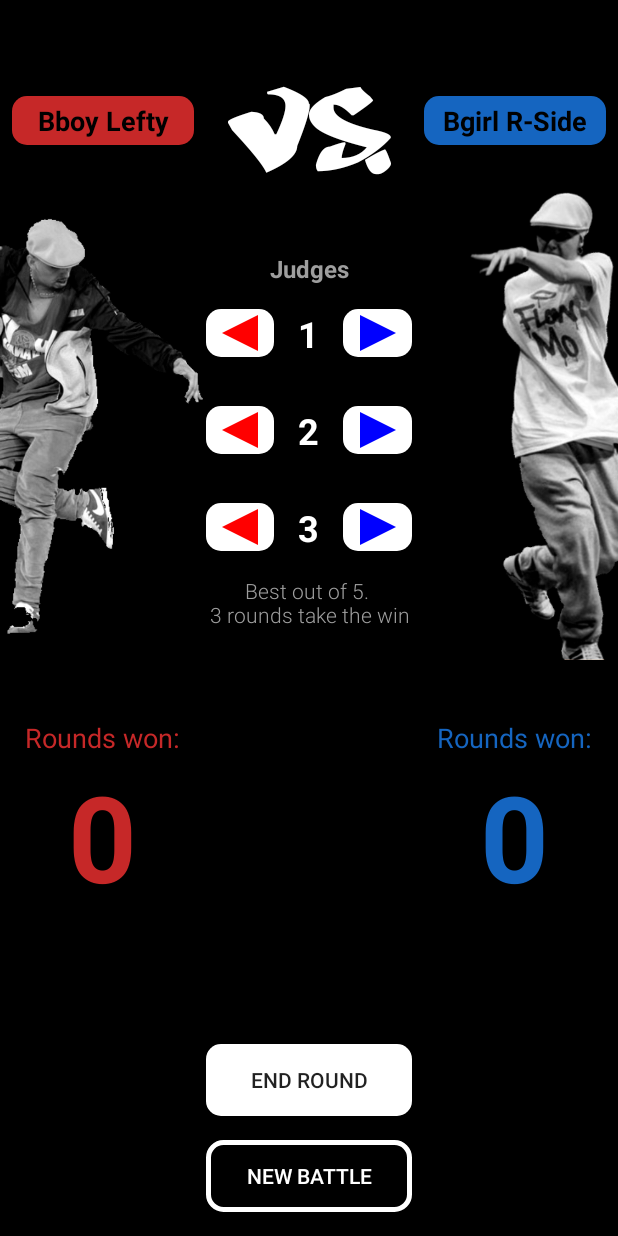
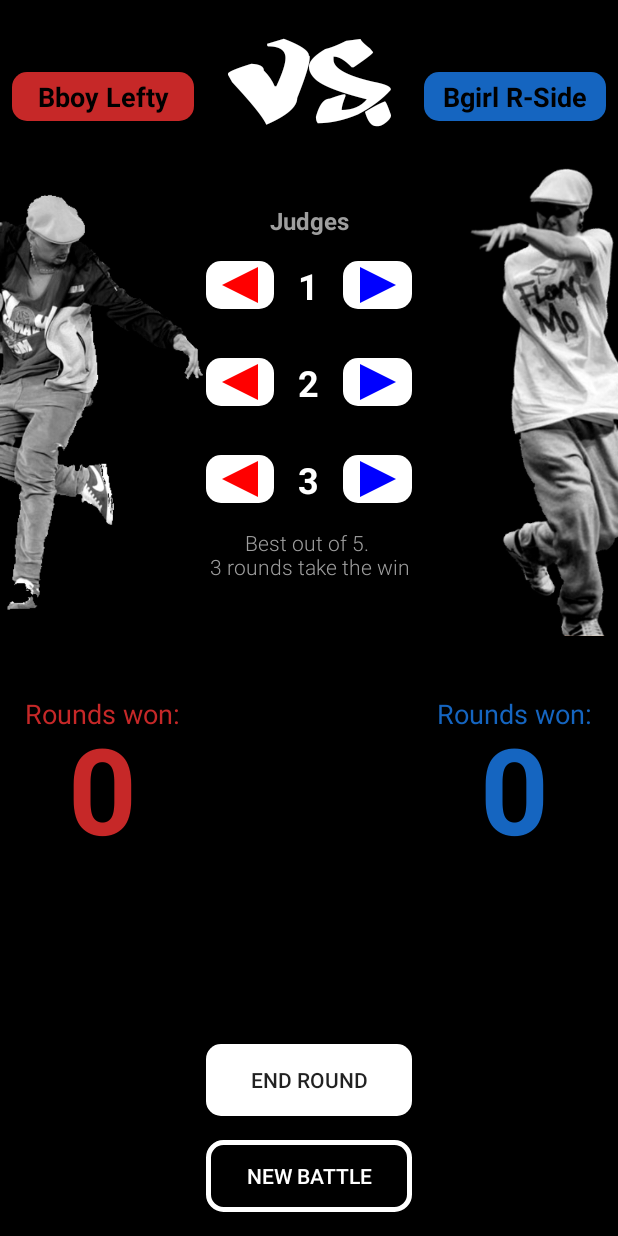
Before and after one commit to dnnsdvrs/BboyBattle, an Android app: the screen it shows after launch (MainActivity), on a phone screen of 412 x 824 dp. Run offline under Robolectric (Android 15) with nearby library versions, the phone set to English and light mode, and no system bars.

```diff
--- a/app/src/main/res/layout/activity_main.xml
+++ b/app/src/main/res/layout/activity_main.xml
@@ -7,7 +7,7 @@
     android:background="@color/colorPrimaryDark"
     android:orientation="horizontal"
     tools:context="com.example.android.counter2.MainActivity"
-    android:paddingTop="16dp">
+    >
 
     <LinearLayout
         android:layout_width="0dp"
@@ -47,6 +47,7 @@
             android:textSize="32sp" />
 
         <TextView
+            android:id="@+id/textRoundsWonLeft"
             android:layout_width="wrap_content"
             android:layout_height="wrap_content"
             android:layout_gravity="center"
@@ -55,11 +56,12 @@
             android:textSize="18sp" />
 
         <TextView
-            android:id="@+id/textRoundsWonLeft"
+            android:id="@+id/textNumberLeft"
             android:layout_width="wrap_content"
             android:layout_height="wrap_content"
             android:layout_gravity="center"
             android:text="0"
+            android:layout_marginTop="-16dp"
             android:textColor="@color/redMain"
             android:textSize="80sp"
             android:textStyle="bold" />
@@ -78,7 +80,7 @@
             android:layout_width="match_parent"
             android:layout_height="wrap_content"
             android:layout_marginBottom="32dp"
-            android:layout_marginTop="24dp"
+            android:layout_marginTop="8dp"
             android:fontFamily="@font/whoa"
             android:gravity="center"
             android:text="@string/vs"
@@ -303,6 +305,7 @@
             android:textSize="32sp" />
 
         <TextView
+            android:id="@+id/textRoundsWonRight"
             android:layout_width="wrap_content"
             android:layout_height="wrap_content"
             android:layout_gravity="center"
@@ -311,10 +314,11 @@
             android:textSize="18sp" />
 
         <TextView
-            android:id="@+id/textRoundsWonRight"
+            android:id="@+id/textNumberRight"
             android:layout_width="wrap_content"
             android:layout_height="wrap_content"
             android:layout_gravity="center"
+            android:layout_marginTop="-16dp"
             android:text="0"
             android:textColor="@color/blueMain"
             android:textSize="80sp"
```
Also changed, not shown: app/src/main/java/com/example/android/counter2/MainActivity.java (+41 -4 lines).
